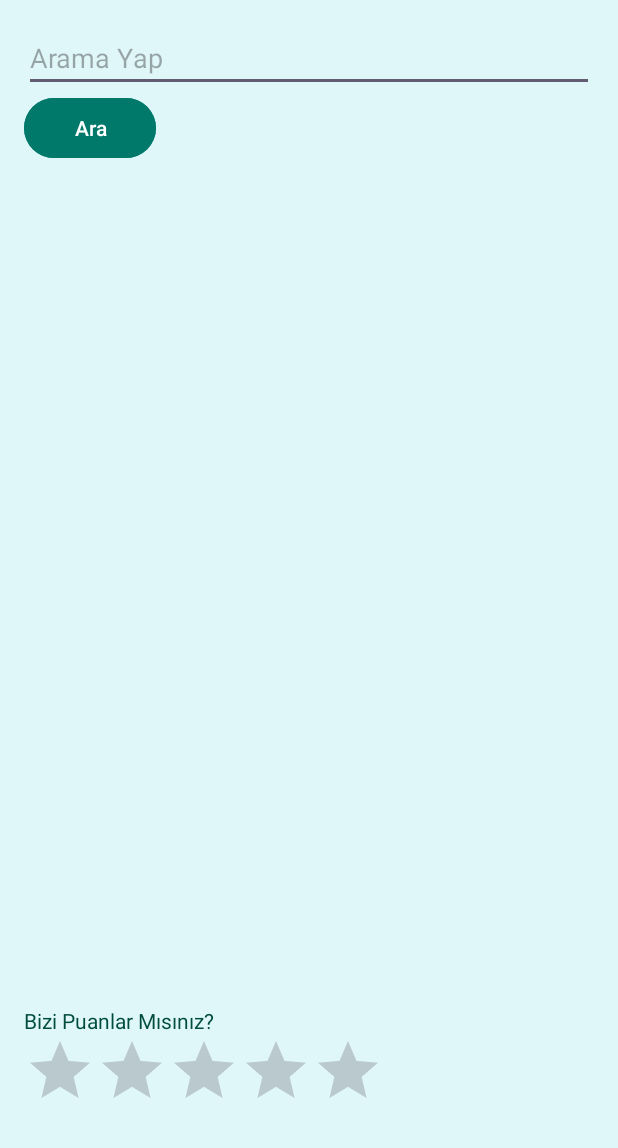
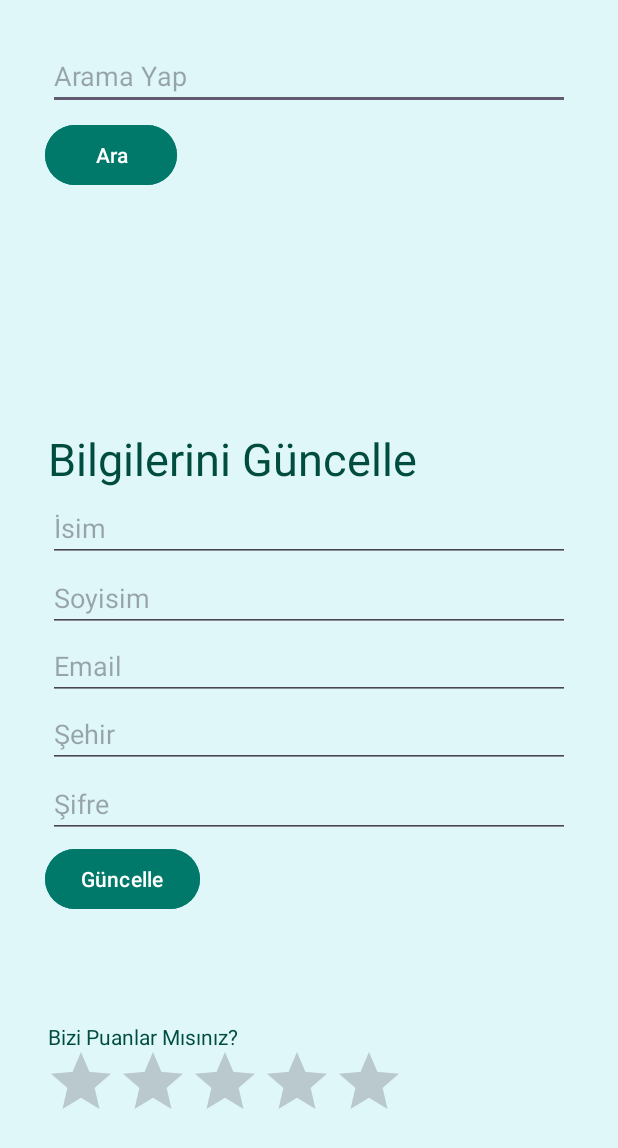
Before and after one commit to omerfarukmmt/Kiblem360, an Android app: the layout activity_ayarlar.xml on its own in the app's theme, with its tools: preview values and no code run, on a phone screen of 412 x 824 dp. Shown: the top 1148 px of the screen. Run offline under Robolectric (Android 15) with nearby library versions, the phone set to English and light mode, and no system bars.

Commit message:
neredeyse tamam v1.2

```diff
--- a/app/src/main/java/com/example/girisekrani/AnaSayfa.java
+++ b/app/src/main/java/com/example/girisekrani/AnaSayfa.java
@@ -86,7 +86,12 @@ public class AnaSayfa extends AppCompatActivity {
                 startActivity(i);
             } else if (itemId == R.id.ayarlar) {
                 Log.d("NavBar", "Ayarlar selected");
+
+                SharedPreferences sharedPref = getSharedPreferences("UserPrefs", Context.MODE_PRIVATE);
+                String email = sharedPref.getString("email", null);
+
                 Intent i = new Intent(AnaSayfa.this, Ayarlar.class);
+                i.putExtra("USER_EMAIL", email);  // Email adresini intent ile Ayarlar activity'sine gönderiyoruz
                 startActivity(i);
             } else {
                 Log.d("NavBar", "Unknown item selected");
--- a/app/src/main/res/layout/activity_ayarlar.xml
+++ b/app/src/main/res/layout/activity_ayarlar.xml
@@ -1,40 +1,160 @@
 <?xml version="1.0" encoding="utf-8"?>
-<LinearLayout xmlns:android="http://schemas.android.com/apk/res/android"
+<androidx.constraintlayout.widget.ConstraintLayout xmlns:android="http://schemas.android.com/apk/res/android"
+    xmlns:app="http://schemas.android.com/apk/res-auto"
+    xmlns:tools="http://schemas.android.com/tools"
     android:layout_width="match_parent"
     android:layout_height="match_parent"
+    android:background="#e0f7fa"
     android:orientation="vertical"
-    android:padding="16dp"
-    android:background="#e0f7fa">
+    android:padding="16dp">
+
+    <!-- Kullanıcı Bilgilerini Güncellemek için Alanlar -->
 
     <EditText
         android:id="@+id/searchQuery"
-        android:layout_width="match_parent"
+        android:layout_width="0dp"
         android:layout_height="wrap_content"
+        android:layout_marginStart="16dp"
+        android:layout_marginTop="12dp"
+        android:layout_marginEnd="16dp"
+        android:layout_marginBottom="6dp"
         android:hint="Arama Yap"
-        android:inputType="text" />
+        android:inputType="text"
+        app:layout_constraintBottom_toTopOf="@+id/searchButton"
+        app:layout_constraintEnd_toEndOf="parent"
+        app:layout_constraintStart_toStartOf="parent"
+        app:layout_constraintTop_toTopOf="parent" />
 
     <Button
         android:id="@+id/searchButton"
         android:layout_width="wrap_content"
         android:layout_height="wrap_content"
+        android:layout_marginStart="14dp"
+        android:layout_marginBottom="5dp"
         android:backgroundTint="#00796b"
-        android:text="Ara" />
+        android:text="Ara"
+        app:layout_constraintBottom_toTopOf="@+id/resultsListView"
+        app:layout_constraintStart_toStartOf="parent"
+        app:layout_constraintTop_toBottomOf="@+id/searchQuery" />
 
     <ListView
         android:id="@+id/resultsListView"
         android:layout_width="wrap_content"
-        android:layout_height="561dp" />
+        android:layout_height="0dp"
+        android:layout_marginBottom="32dp"
+        app:layout_constraintBottom_toTopOf="@+id/textView9"
+        app:layout_constraintStart_toStartOf="@+id/searchButton"
+        app:layout_constraintTop_toBottomOf="@+id/searchButton" />
+
+    <EditText
+        android:id="@+id/editCity"
+        android:layout_width="0dp"
+        android:layout_height="wrap_content"
+        android:layout_marginStart="16dp"
+        android:layout_marginEnd="16dp"
+        android:layout_marginBottom="1dp"
+        android:hint="Şehir"
+        app:layout_constraintBottom_toTopOf="@+id/editPassword"
+        app:layout_constraintEnd_toEndOf="parent"
+        app:layout_constraintStart_toStartOf="parent"
+        app:layout_constraintTop_toBottomOf="@+id/editEmail" />
+
+    <EditText
+        android:id="@+id/editName"
+        android:layout_width="0dp"
+        android:layout_height="wrap_content"
+        android:layout_marginStart="16dp"
+        android:layout_marginEnd="16dp"
+        android:layout_marginBottom="1dp"
+        android:hint="İsim"
+        app:layout_constraintBottom_toTopOf="@+id/editSurname"
+        app:layout_constraintEnd_toEndOf="parent"
+        app:layout_constraintStart_toStartOf="parent"
+        app:layout_constraintTop_toBottomOf="@+id/textView9" />
+
+    <EditText
+        android:id="@+id/editSurname"
+        android:layout_width="0dp"
+        android:layout_height="wrap_content"
+        android:layout_marginStart="16dp"
+        android:layout_marginEnd="16dp"
+        android:hint="Soyisim"
+        app:layout_constraintBottom_toTopOf="@+id/editEmail"
+        app:layout_constraintEnd_toEndOf="parent"
+        app:layout_constraintStart_toStartOf="parent"
+        app:layout_constraintTop_toBottomOf="@+id/editName" />
+
+    <EditText
+        android:id="@+id/editEmail"
+        android:layout_width="0dp"
+        android:layout_height="wrap_content"
+        android:layout_marginStart="16dp"
+        android:layout_marginEnd="16dp"
+        android:hint="Email"
+        app:layout_constraintBottom_toTopOf="@+id/editCity"
+        app:layout_constraintEnd_toEndOf="parent"
+        app:layout_constraintStart_toStartOf="parent"
+        app:layout_constraintTop_toBottomOf="@+id/editSurname" />
+
+    <EditText
+        android:id="@+id/editPassword"
+        android:layout_width="0dp"
+        android:layout_height="wrap_content"
+        android:layout_marginStart="16dp"
+        android:layout_marginEnd="16dp"
+        android:layout_marginBottom="3dp"
+        android:hint="Şifre"
+        android:inputType="textPassword"
+        app:layout_constraintBottom_toTopOf="@+id/updateButton"
+        app:layout_constraintEnd_toEndOf="parent"
+        app:layout_constraintStart_toStartOf="parent"
+        app:layout_constraintTop_toBottomOf="@+id/editCity" />
+
+    <Button
+        android:id="@+id/updateButton"
+        android:layout_width="wrap_content"
+        android:layout_height="wrap_content"
+        android:layout_marginStart="14dp"
+        android:layout_marginBottom="71dp"
+        android:backgroundTint="#00796b"
+        android:text="Güncelle"
+        app:layout_constraintBottom_toTopOf="@+id/textView7"
+        app:layout_constraintStart_toStartOf="parent"
+        app:layout_constraintTop_toBottomOf="@+id/editPassword" />
 
     <TextView
         android:id="@+id/textView7"
-        android:layout_width="match_parent"
+        android:layout_width="0dp"
         android:layout_height="wrap_content"
+        android:layout_marginStart="16dp"
+        android:layout_marginEnd="16dp"
+        android:layout_marginBottom="107dp"
         android:text="Bizi Puanlar Mısınız?"
-        android:textColor="#004d40" />
+        android:textColor="#004d40"
+        app:layout_constraintBottom_toBottomOf="parent"
+        app:layout_constraintEnd_toEndOf="parent"
+        app:layout_constraintStart_toStartOf="parent"
+        app:layout_constraintTop_toBottomOf="@+id/updateButton" />
 
     <RatingBar
         android:id="@+id/puanla"
         android:layout_width="wrap_content"
-        android:layout_height="59dp" />
+        android:layout_height="59dp"
+        android:layout_marginStart="14dp"
+        android:layout_marginTop="16dp"
+        app:layout_constraintStart_toStartOf="parent"
+        app:layout_constraintTop_toTopOf="@+id/textView7" />
 
-</LinearLayout>
+    <TextView
+        android:id="@+id/textView9"
+        android:layout_width="wrap_content"
+        android:layout_height="wrap_content"
+        android:layout_marginBottom="3dp"
+        android:text="Bilgilerini Güncelle"
+        android:textColor="#004d40"
+        android:textSize="30sp"
+        app:layout_constraintBottom_toTopOf="@+id/editName"
+        app:layout_constraintStart_toStartOf="@+id/editName"
+        app:layout_constraintTop_toBottomOf="@+id/resultsListView" />
+
+</androidx.constraintlayout.widget.ConstraintLayout>
```
Also changed, not shown: app/src/main/java/com/example/girisekrani/Ayarlar.java (+64 -2 lines), app/src/main/java/com/example/girisekrani/DataBaseHelper.java (+33 -0 lines).
